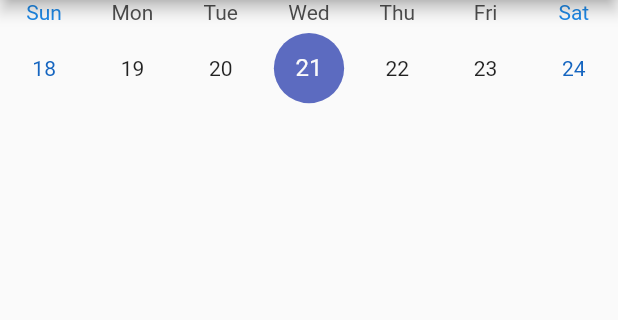
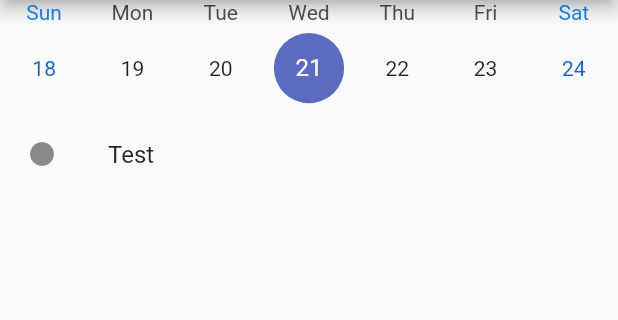
Before and after one commit to mattang687/task-tracker, a Flutter app: the screen it shows after launch, on a phone screen of 412 x 824 dp, the part 84-404 px from its top. Run offline on Flutter 3.47's test engine with Material 2 defaults, Android fonts, the phone set to English and light mode, and no system bars; drawn by our look-alikes of table_calendar; our stand-ins replace sqflite; accounts and stored records are empty.

Commit message:
added task list to homepage

```diff
--- a/lib/home_screen/home_screen.dart
+++ b/lib/home_screen/home_screen.dart
@@ -1,4 +1,6 @@
 import 'package:flutter/material.dart';
+import 'package:time_manager/create_task_page/create_task_page.dart';
+import 'package:time_manager/home_screen/task_list.dart';
 
 import 'calendar.dart';
 
@@ -9,7 +11,15 @@ class HomeScreen extends StatelessWidget {
       appBar: AppBar(
         title: Text('Time Tracker'),
       ),
-      body: CalendarWidget()
+      body: Column(
+        children: <Widget>[
+          CalendarWidget(),
+          SizedBox(
+            child: TaskList(),
+            height: 500,
+          ),
+        ],
+      ),
     );
   }
 }
--- a/lib/home_screen/task_list.dart
+++ b/lib/home_screen/task_list.dart
@@ -6,7 +6,8 @@ import 'package:time_manager/home_screen/selected_info.dart';
 class TaskList extends StatelessWidget {
   @override
   Widget build(BuildContext context) {
-    List<Task> selectedTasks = Provider.of<SelectedInfo>(context).selectedTasks;
+    List<Task> selectedTasks = [Task(name: "Test", status: Status.incomplete)];
+    //Provider.of<SelectedInfo>(context).selectedTasks;
 
     Icon _getIcon(Task task) {
       switch (task.status) {
@@ -24,7 +25,7 @@ class TaskList extends StatelessWidget {
     }
 
     return ListView.builder(
-      itemCount: selectedTasks.length,
+      itemCount: selectedTasks != null ? selectedTasks.length : 0,
       itemBuilder: (BuildContext context, int index) {
         return new ListTile(
           leading: _getIcon(selectedTasks[index]),
```
